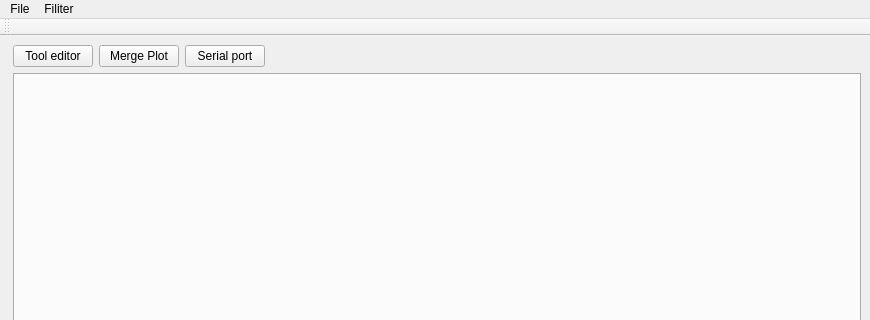
The window that core/mainwindow.ui (kmolLin/ControlDesign) describes before a commit, drawn with Qt 5; both pictures show x 0 to 870 and y 0 to 320 of the 870 by 698 pixel window.
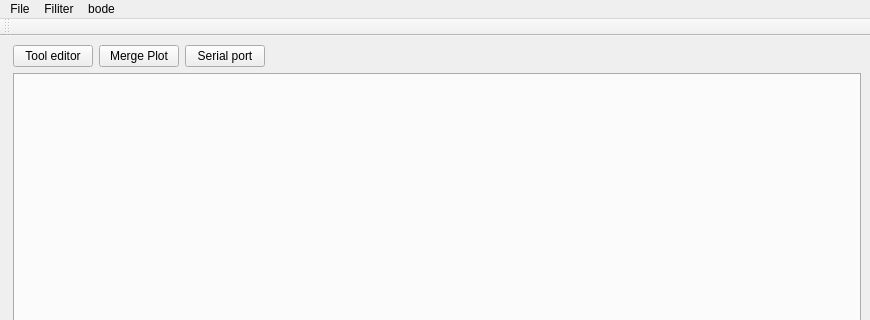
The same window after the commit.

The edit to the form file:
```diff
--- a/core/mainwindow.ui
+++ b/core/mainwindow.ui
@@ -104,7 +104,7 @@
      <x>0</x>
      <y>0</y>
      <width>870</width>
-     <height>21</height>
+     <height>22</height>
     </rect>
    </property>
    <widget class="QMenu" name="menuFile">
@@ -121,8 +121,15 @@
     <addaction name="actionSave_Image"/>
     <addaction name="actionExport_data"/>
    </widget>
+   <widget class="QMenu" name="menutest">
+    <property name="title">
+     <string>bode</string>
+    </property>
+    <addaction name="actionBode"/>
+   </widget>
    <addaction name="menuFile"/>
    <addaction name="menuFiliter"/>
+   <addaction name="menutest"/>
   </widget>
   <action name="actionLoad_data">
    <property name="text">
```
Left out of the diff: 5 changed lines with no effect on the pictures.
